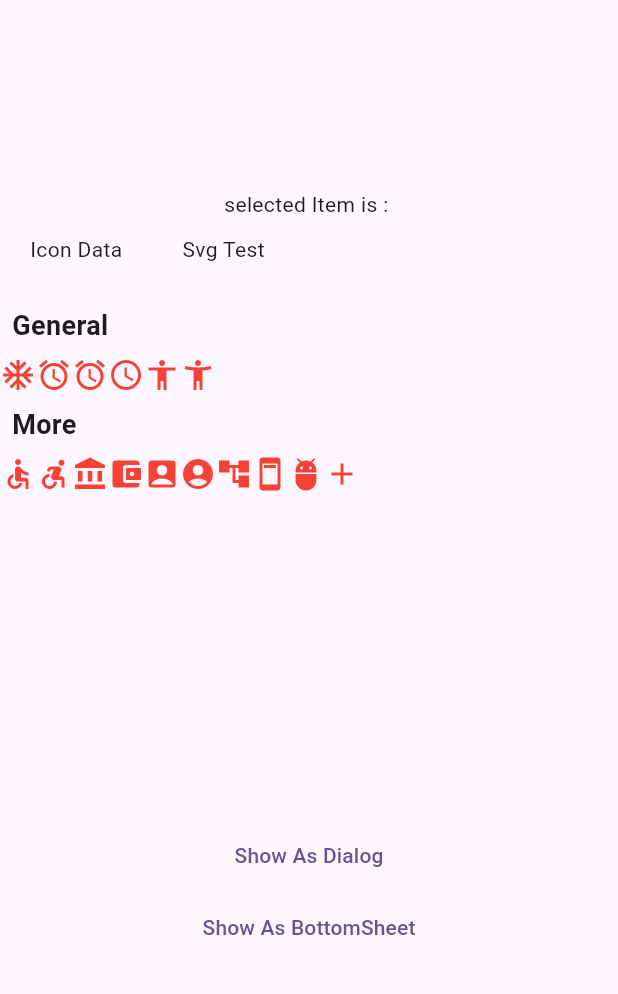
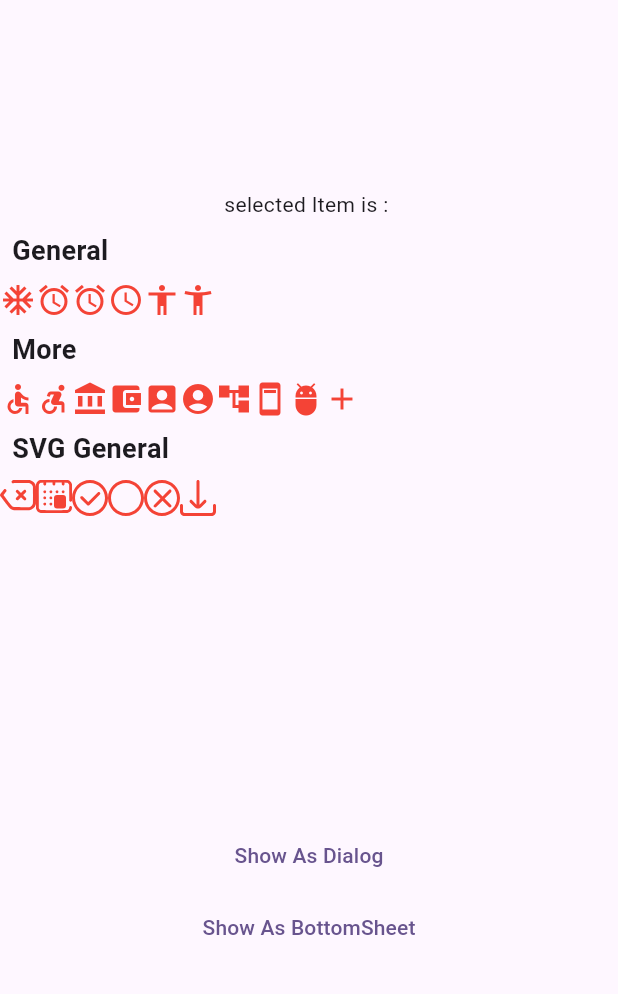
Before and after one commit to PersianFlutter/icon_gallery, a Flutter app: the screen it shows after launch, on a phone screen of 412 x 824 dp, the part 84-1078 px from its top. Run offline on Flutter 3.47's test engine with Material 3 defaults, Android fonts, the phone set to English and light mode, and no system bars; our stand-ins replace flutter_svg.

Commit message:
remove item tabs

```diff
--- a/example/lib/main.dart
+++ b/example/lib/main.dart
@@ -63,9 +63,7 @@ class _MyHomePageState extends State<MyHomePage> {
   late SectionItem sectionItem1;
   late SectionItem sectionItem2;
   late SectionItem sectionItem3;
-  late TabItem tabItem1;
 
-  late TabItem tabItem2;
   @override
   void initState() {
     iconList1 = [
@@ -118,14 +116,6 @@ class _MyHomePageState extends State<MyHomePage> {
       title: 'SVG General',
       icons: iconList3,
     );
-    tabItem1 = TabItem(
-      title: 'Icon Data',
-      sections: [sectionItem1, sectionItem2],
-    );
-    tabItem2 = TabItem(
-      title: 'Svg Test',
-      sections: [sectionItem3],
-    );
 
     super.initState();
   }
@@ -152,7 +142,11 @@ class _MyHomePageState extends State<MyHomePage> {
               height: 400,
               child: IconPickerWidget(
                   selectedIcon: selectedIconValue,
-                  tabs: [tabItem1, tabItem2],
+                  sections: [
+                    sectionItem1,
+                    sectionItem2,
+                    sectionItem3,
+                  ],
                   onIconSelected: (icon) {
                     setState(() {
                       selectedIconValue = icon;
@@ -161,40 +155,9 @@ class _MyHomePageState extends State<MyHomePage> {
                     });
                   }),
             ),
+            TextButton(onPressed: () {}, child: const Text('Show As Dialog')),
             TextButton(
-                onPressed: () {
-                  IconPickerWidget.showAsDialog(
-                    context: context,
-                    selectedIcon: selectedIconValue,
-                    tabs: [tabItem1, tabItem2],
-                    onIconSelected: (icon) {
-                      Navigator.pop(context);
-                      setState(() {
-                        selectedIconValue = icon;
-                        debugPrint('selected icon is $icon');
-                        selectedIcon = selectedIconValue!.name;
-                      });
-                    },
-                  );
-                },
-                child: const Text('Show As Dialog')),
-            TextButton(
-                onPressed: () {
-                  IconPickerWidget.showAsBottomSheet(
-                    context: context,
-                    selectedIcon: selectedIconValue,
-                    tabs: [tabItem1, tabItem2],
-                    onIconSelected: (icon) {
-                      Navigator.pop(context);
-                      setState(() {
-                        selectedIconValue = icon;
-                        debugPrint('selected icon is $icon');
-                        selectedIcon = selectedIconValue!.name;
-                      });
-                    },
-                  );
-                },
-                child: const Text('Show As BottomSheet')),
+                onPressed: () {}, child: const Text('Show As BottomSheet')),
           ],
         ),
       ),
--- a/lib/icon_gallery.dart
+++ b/lib/icon_gallery.dart
@@ -1,7 +1,6 @@
 export 'package:icon_gallery/view/icon_picker.dart';
 export 'package:icon_gallery/models/icon_value.dart';
 export 'package:icon_gallery/models/item_models/section_item.dart';
-export 'package:icon_gallery/models/item_models/tab_item.dart';
 export 'package:icon_gallery/models/icon_data_icon_value.dart';
 export 'package:icon_gallery/models/svg_icon_value.dart';
 export 'package:icon_gallery/decorators/selected_icon_value.dart';
--- a/lib/models/item_models/tab_item.dart
+++ /dev/null
@@ -1,11 +0,0 @@
-import 'package:icon_gallery/models/item_models/section_item.dart';
-
-class TabItem {
-  final String title;
-  final List<SectionItem> sections;
-
-  TabItem({
-    required this.title,
-    required this.sections,
-  });
-}
--- a/lib/view/icon_picker.dart
+++ b/lib/view/icon_picker.dart
@@ -1,125 +1,37 @@
 import 'package:flutter/material.dart';
 import 'package:icon_gallery/decorators/selected_icon_value.dart';
 import 'package:icon_gallery/models/icon_value.dart';
-import 'package:icon_gallery/models/item_models/tab_item.dart';
+import 'package:icon_gallery/models/item_models/section_item.dart';
 
 typedef OnIconSelected<T> = void Function(IconValue<T> selectedIcon);
 
 class IconPickerWidget extends StatefulWidget {
-  final List<TabItem> tabs;
+  final List<SectionItem> sections;
   final IconValue? selectedIcon;
   final OnIconSelected onIconSelected;
 
-  const IconPickerWidget(
-      {super.key,
-      required this.tabs,
+  const IconPickerWidget({
+    super.key,
+    required this.sections,
     this.selectedIcon,
-      required this.onIconSelected});
+    required this.onIconSelected,
+  });
 
   @override
   State<IconPickerWidget> createState() => _IconPickerWidgetState();
-
-  static Future<void> showAsDialog({
-    required BuildContext context,
-    required List<TabItem> tabs,
-    IconValue? selectedIcon,
-    required OnIconSelected onIconSelected,
-  }) {
-    return showDialog<void>(
-      context: context,
-      builder: (BuildContext context) {
-        return Dialog(
-          child: IconPickerWidget(
-            tabs: tabs,
-            selectedIcon: selectedIcon,
-            onIconSelected: onIconSelected,
-          ),
-        );
-      },
-    );
-  }
-
-// Helper method to show the widget as a bottom sheet
-  static void showAsBottomSheet({
-    required BuildContext context,
-    required List<TabItem> tabs,
-    IconValue? selectedIcon,
-    required OnIconSelected onIconSelected,
-  }) {
-    showModalBottomSheet<void>(
-      context: context,
-      builder: (BuildContext context) {
-        return IconPickerWidget(
-          tabs: tabs,
-          selectedIcon: selectedIcon,
-          onIconSelected: onIconSelected,
-        );
-      },
-    );
-  }
 }
 
 class _IconPickerWidgetState<T> extends State<IconPickerWidget> {
-  late PageController _pageController;
-  @override
-  void initState() {
-    super.initState();
-    _pageController = PageController();
-  }
-
-  @override
-  void dispose() {
-    _pageController.dispose();
-    super.dispose();
-  }
-
-  // Helper method to show the widget as a dialog
-  void _onTabTapped(int index) {
-    _pageController.animateToPage(
-      index,
-      duration: const Duration(milliseconds: 300),
-      curve: Curves.easeInOut,
-    );
-  }
-
-  Widget _buildTabBar() {
-    return SizedBox(
-      height: 50,
-      child: ListView.builder(
-        scrollDirection: Axis.horizontal,
-        itemCount: widget.tabs.length,
-        itemBuilder: (context, index) {
-          return GestureDetector(
-            onTap: () => _onTabTapped(index),
-            child: Container(
-              padding: const EdgeInsets.symmetric(horizontal: 20, vertical: 10),
-              child: Text(widget.tabs[index].title),
-            ),
-          );
-        },
-      ),
-    );
-  }
-
   @override
   Widget build(BuildContext context) {
     return Column(
       crossAxisAlignment: CrossAxisAlignment.start,
       children: [
-        _buildTabBar(),
         Expanded(
-          child: PageView.builder(
-            controller: _pageController,
-            onPageChanged: (index) {
-              /* setState(() => _currentPageIndex = index); */
-            },
-            itemCount: widget.tabs.length,
-            itemBuilder: (context, index) {
-              final tabItem = widget.tabs[index];
-              return ListView.builder(
-                itemCount: tabItem.sections.length,
+          child: ListView.builder(
+            itemCount: widget.sections.length,
             itemBuilder: (context, sectionIndex) {
-                  final section = tabItem.sections[sectionIndex];
+              final section = widget.sections[sectionIndex];
               return Column(
                 crossAxisAlignment: CrossAxisAlignment.start,
                 children: [
@@ -142,12 +54,11 @@ class _IconPickerWidgetState<T> extends State<IconPickerWidget> {
                         child: iconWidget.build(context),
                         onTap: () {
                           widget.onIconSelected(icon);
-                              });
+                        },
+                      );
                     }).toList(),
                   ),
                 ],
-                  );
-                },
               );
             },
           ),
```
Also changed, not shown: 1 other file. Lines whose indentation alone changed are shown as unchanged.
